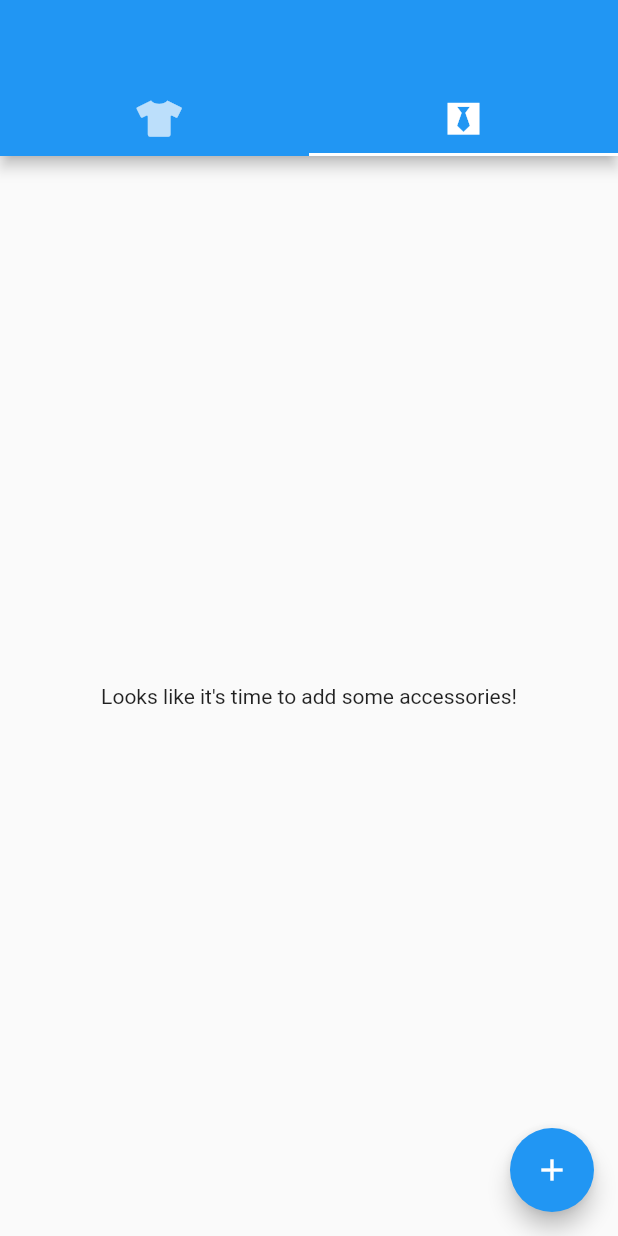
After one commit to darthdie/dressr, a Flutter app: the screen it shows after launch, tab 2 chosen, on a phone screen of 412 x 824 dp. The commit adds this screen. Run offline on Flutter 3.47's test engine with Material 2 defaults, Android fonts, the phone set to English and light mode, and no system bars; our stand-ins replace built_collection, flutter_redux, font_awesome_flutter, image_picker, redux; missing offline and left inert: redux_persist, redux_persist_flutter; statements that could not run were skipped.

Commit message:
Added accessories tab.

```diff
--- /dev/null
+++ b/lib/pages/home/accessories_tab.dart
@@ -0,0 +1,99 @@
+import 'dart:io';
+
+import 'package:built_collection/built_collection.dart';
+import 'package:dressr/app_state.dart';
+import 'package:dressr/models/accessory.dart';
+import 'package:dressr/pages/add_accessory.dart';
+import 'package:flutter/material.dart';
+import 'package:flutter_redux/flutter_redux.dart';
+import 'package:redux/redux.dart';
+
+class AccessoryGridTile extends StatelessWidget {
+  AccessoryGridTile({this.accessory, this.onTap});
+
+  final Accessory accessory;
+  final Function onTap;
+
+  @override
+  Widget build(BuildContext context) {
+    final imageFile = new File(accessory.image);
+
+    return new GridTile(
+      child: new Material(
+        child: new InkWell(
+          child: new Image.file(imageFile),
+          onTap: () => onTap(accessory)
+        )
+      )
+    );
+  }
+}
+
+class AccessoriesTab extends StatelessWidget {
+  const AccessoriesTab() : super();
+
+  void handleGridTileTapped(Accessory accessory) {
+
+  }
+
+  List<Widget> _buildGridTiles(BuildContext context, _AccessoriesTabViewModel viewModel) {
+    return viewModel.accessories
+    .map((accessory) => new AccessoryGridTile(accessory: accessory, onTap: handleGridTileTapped))
+    .toList();
+  }
+
+  Widget _buildBody(BuildContext context, _AccessoriesTabViewModel viewModel) {
+    if (viewModel.accessories.isEmpty)  {
+      return new Center(
+        child: const Text("Looks like it's time to add some accessories!"),
+      );
+    }
+
+    return new GridView.count(
+      crossAxisCount: 4,
+      children: _buildGridTiles(context, viewModel)
+    );
+  }
+
+  @override
+  Widget build(BuildContext context) {
+    return new StoreConnector<AppState, _AccessoriesTabViewModel>(
+      distinct: true,
+      converter: (store) => new _AccessoriesTabViewModel.create(store),
+      builder: (context, viewModel) {
+        return new Scaffold(
+          body: _buildBody(context, viewModel),
+          floatingActionButton: new FloatingActionButton(
+            child: const Icon(Icons.add),
+            onPressed: () {
+              Navigator.push(context, new MaterialPageRoute(builder: (context) => new AddAccessoryModal()));
+            },
+          ),
+        );
+      },
+    );
+  }
+}
+
+class _AccessoriesTabViewModel {
+  _AccessoriesTabViewModel({
+    this.accessories
+  });
+
+  final BuiltList<Accessory> accessories;
+
+  factory _AccessoriesTabViewModel.create(Store<AppState> store) {
+    return new _AccessoriesTabViewModel(
+      accessories: store.state.accessories
+    );
+  }
+
+  @override
+  operator ==(o) =>
+    identical(o, this) ||
+    o is _AccessoriesTabViewModel &&
+    accessories == o.accessories;
+
+  @override
+  int get hashCode => accessories.hashCode;
+}
--- a/lib/pages/home/home.dart
+++ b/lib/pages/home/home.dart
@@ -1,3 +1,4 @@
+import 'package:dressr/pages/home/accessories_tab.dart';
 import 'package:dressr/pages/home/shirts_tab.dart';
 import 'package:flutter/material.dart';
 import 'package:font_awesome_flutter/font_awesome_flutter.dart';
@@ -6,18 +7,20 @@ class HomePage extends StatelessWidget {
   @override
   Widget build(BuildContext context) {
     return new DefaultTabController(
-      length: 1,
+      length: 2,
       child: new Scaffold(
         appBar: new AppBar(
           bottom: const TabBar(
             tabs: <Widget>[
               const Tab(icon: const Icon(FontAwesomeIcons.tshirt)),
+              const Tab(icon: const Icon(FontAwesomeIcons.blackTie)),
             ],
           ),
         ),
         body: const TabBarView(
           children: <Widget>[
-            const ShirtsTab()
+            const ShirtsTab(),
+            const AccessoriesTab(),
           ],
         ),
       )
```
